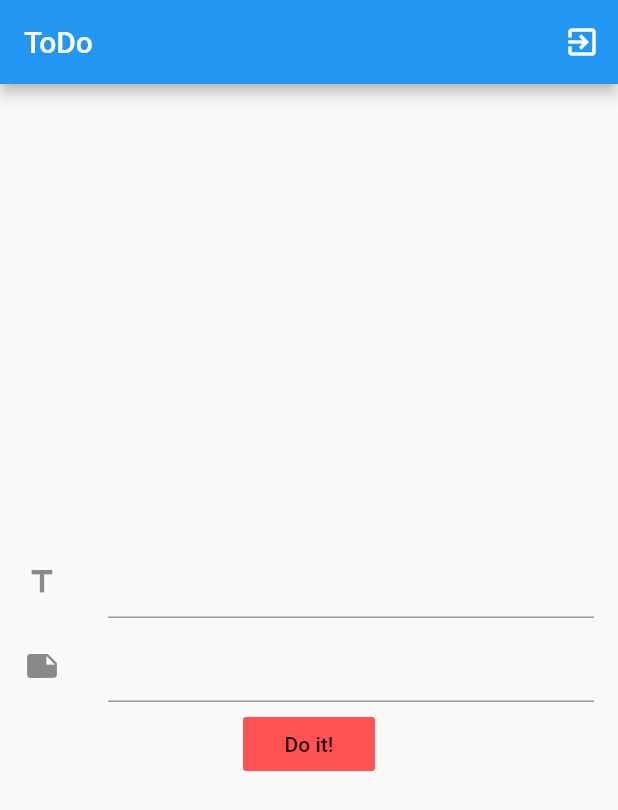
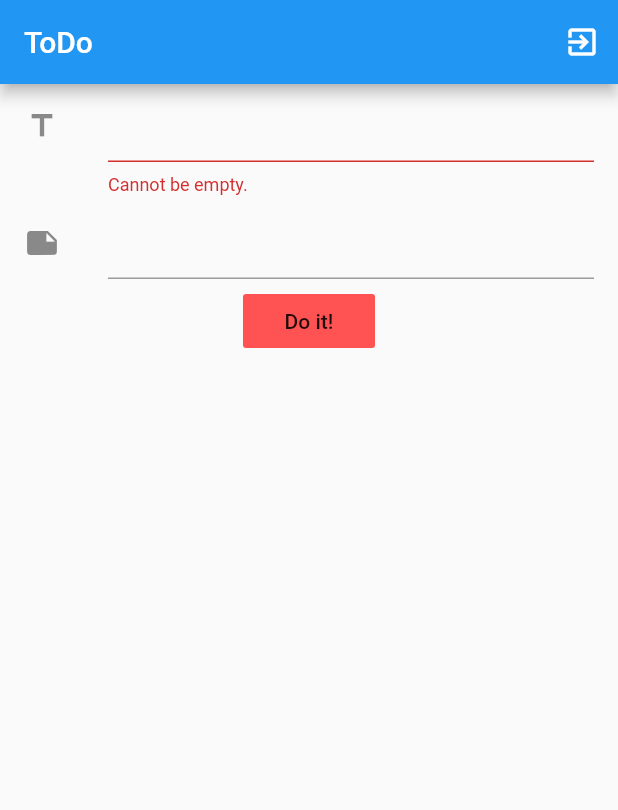
Before and after one commit to mojason-81/flutter_do, a Flutter app: the screen it shows once a user with an empty profile is signed in, after a tap on "Do it!", on a phone screen of 412 x 824 dp. Shown: the top 810 px of the screen. Run offline on Flutter 3.47's test engine with Material 2 defaults, Android fonts, the phone set to English and light mode, and no system bars; drawn by our look-alikes of firebase_database; our stand-ins replace firebase_auth, google_sign_in; accounts and stored records are empty.

Commit message:
Add list of items and necessary listeners

```diff
--- a/lib/ui/home.dart
+++ b/lib/ui/home.dart
@@ -32,10 +32,10 @@ class _HomeState extends State<Home> {
   }
 
   void checkSignInState() async {
-    var x = await signedIn();
+    bool s = await signedIn();
     setState(() {
       // _signedIn = false;
-      _signedIn = x;
+      _signedIn = s;
     });
   }
 }
--- a/lib/ui/todo_list.dart
+++ b/lib/ui/todo_list.dart
@@ -1,6 +1,8 @@
 import 'package:firebase_database/firebase_database.dart';
+import 'package:firebase_database/ui/firebase_animated_list.dart';
 import 'package:flutter/material.dart';
 import 'package:flutter_do/models/todo_item.dart';
+// import 'package:flutter_do/ui/todo_form.dart';
 import 'package:flutter_do/util/auth_n.dart';
 
 class ToDoList extends StatefulWidget {
@@ -13,8 +15,17 @@ class _ToDoListState extends State<ToDoList> {
   final GlobalKey<FormState> formKey = GlobalKey<FormState>();
   DatabaseReference databaseReference;
 
-  List<ToDoItem> todoItems = List();
+  List<ToDoItem> todoItemList = List();
   ToDoItem toDoItem;
+
+  @override
+  void initState() {
+    super.initState();
+    toDoItem = ToDoItem('', '');
+    databaseReference = database.reference().child('todo_list');
+    databaseReference.onChildAdded.listen(_onEntryAdded);
+    databaseReference.onChildChanged.listen(_onEntryChanged);
+  }
 
   @override
   Widget build(BuildContext context) {
@@ -31,6 +42,7 @@ class _ToDoListState extends State<ToDoList> {
         body: Column(
           mainAxisAlignment: MainAxisAlignment.center,
           children: <Widget>[
+            // ToDoForm(context, toDoItem, databaseReference),
             Flexible(
               flex: 0,
               child: Center(
@@ -59,10 +71,27 @@ class _ToDoListState extends State<ToDoList> {
                           color: Colors.redAccent,
                           onPressed: () => handleSubmit(),
                         )
-                      // TODO: add another Flexible with nested FirebaseAnimatedList
                       ],
                     )
                 ),
+              ),
+            ),
+            Flexible(
+              child: FirebaseAnimatedList(
+                query: databaseReference,
+                itemBuilder: (_, DataSnapshot snapshot,
+                    Animation<double> animation,
+                    int index) {
+                  return Card(
+                    child: ListTile(
+                      leading: CircleAvatar(
+                        backgroundColor: Colors.greenAccent,
+                      ),
+                      title: Text(todoItemList[index].title),
+                      subtitle: Text(todoItemList[index].note),
+                    ),
+                  );
+                },
               ),
             )
           ],
@@ -74,7 +103,30 @@ class _ToDoListState extends State<ToDoList> {
     logout();
   }
 
+  void _onEntryAdded(Event event) {
+    setState(() {
+      todoItemList.add(ToDoItem.fromSnapshot(event.snapshot));
+    });
+  }
+
+  void _onEntryChanged(Event event) {
+    var oldEntry = todoItemList.singleWhere((entry) {
+      return entry.key == event.snapshot.key;
+    });
+
+    setState(() {
+      todoItemList[todoItemList.indexOf(oldEntry)] = ToDoItem.fromSnapshot(event.snapshot);
+    });
+  }
+
   handleSubmit() {
-   // TODO: handle submit
+    final FormState form = formKey.currentState;
+    if (form.validate()) {
+      form.save();
+      form.reset();
+      // save from data to db
+      databaseReference.push().set(toDoItem.toJson());
     }
   }
+}
+}
```
Also changed, not shown: lib/ui/todo_form.dart (added, +70 -0 lines). Lines whose indentation alone changed are shown as unchanged.
